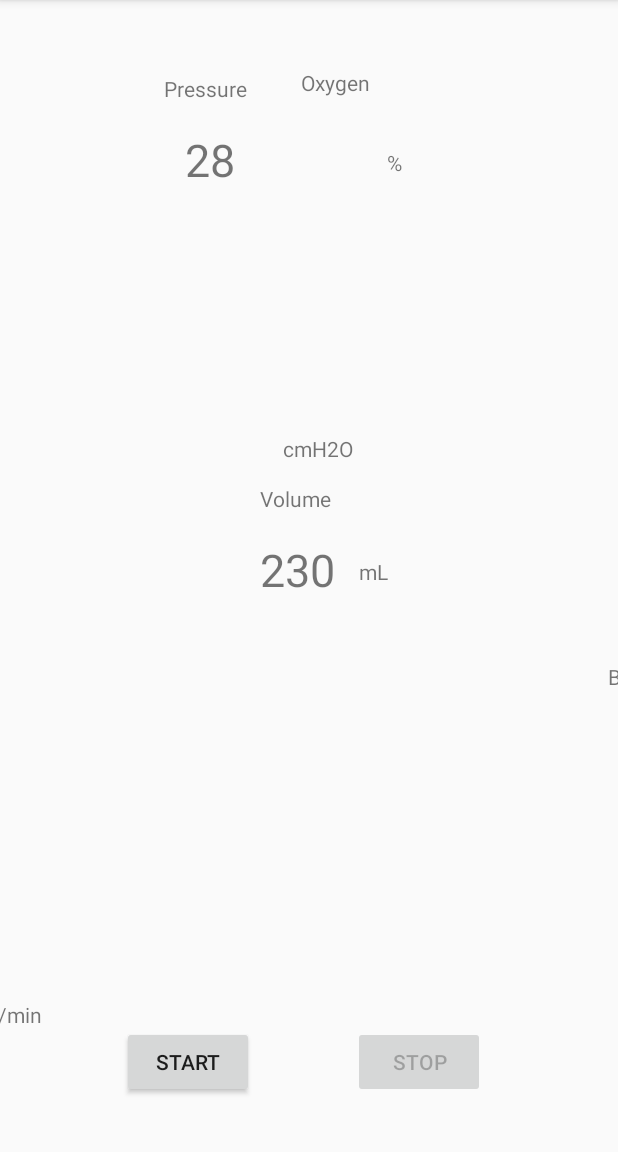
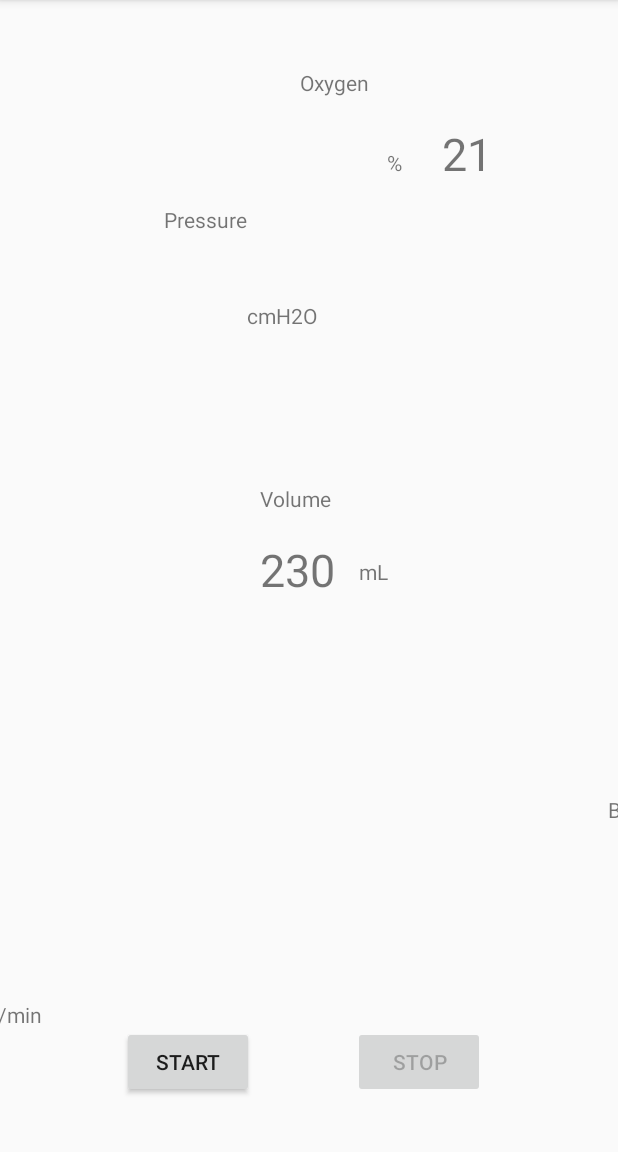
Before and after one commit to RifqiYunus/its-ventilator, an Android app: the PreviousPatient screen opened directly, with no data from a screen before it, on a phone screen of 412 x 824 dp, the part 84-1236 px from its top. Run offline under Robolectric (Android 15) with nearby library versions, the phone set to English and light mode, and no system bars; libraries missing offline, so code that uses them is left out: com.felhr.usbserial.

Commit message:
put new parameter in pressure and flow

```diff
--- a/app/src/main/java/com/covid/its/ventilator/PreviousPatient.java
+++ b/app/src/main/java/com/covid/its/ventilator/PreviousPatient.java
@@ -10,6 +10,7 @@ import android.hardware.usb.UsbDeviceConnection;
 import android.hardware.usb.UsbManager;
 import android.support.v7.app.AppCompatActivity;
 import android.os.Bundle;
+import android.text.method.ScrollingMovementMethod;
 import android.util.Log;
 import android.view.View;
 import android.widget.Button;
@@ -26,7 +27,7 @@ public class PreviousPatient extends AppCompatActivity {
 
     public final String ACTION_USB_PERMISSION = "com.covid.its.ventilator.USB_PERMISSION";
     Button startButton, stopButton;
-    TextView textView;
+    TextView textView, pressure, flow;
     UsbManager usbManager;
     UsbDevice device;
     UsbSerialDevice serialPort;
@@ -38,8 +39,16 @@ public class PreviousPatient extends AppCompatActivity {
             String data = null;
             try {
                 data = new String(arg0, "UTF-8");
-                data.concat("/n");
-                tvAppend(textView, data);
+                if (data.contains("flow")) {
+                    String flowData[] = data.split(" ");
+                    tvPut(flow, flowData[1]);
+                }
+                if (data.contains("pressure")) {
+                    String pressureData[] = data.split(" ");
+                    tvPut(pressure, pressureData[2]);
+                    tvAppend(textView,pressureData[1]+" "+pressureData[2]);
+                }
+                tvAppend(textView, data+"|");
             } catch (UnsupportedEncodingException e) {
                 e.printStackTrace();
             }
@@ -95,6 +104,8 @@ public class PreviousPatient extends AppCompatActivity {
         startButton = (Button) findViewById(R.id.buttonStart);
         stopButton = (Button) findViewById(R.id.buttonStop);
         textView = (TextView) findViewById(R.id.debugText);
+        pressure = (TextView) findViewById(R.id.pressureView);
+        flow = (TextView) findViewById(R.id.flowView);
 
         setUiEnabled(false);
         IntentFilter filter = new IntentFilter();
@@ -102,6 +113,7 @@ public class PreviousPatient extends AppCompatActivity {
         filter.addAction(UsbManager.ACTION_USB_DEVICE_ATTACHED);
         filter.addAction(UsbManager.ACTION_USB_DEVICE_DETACHED);
         registerReceiver(broadcastReceiver, filter);
+        textView.setMovementMethod(new ScrollingMovementMethod());
     }
 
     public void setUiEnabled(boolean bool) {
@@ -155,4 +167,16 @@ public class PreviousPatient extends AppCompatActivity {
             }
         });
     }
+
+    private void tvPut(TextView tv, CharSequence text) {
+        final TextView ftv = tv;
+        final CharSequence ftext = text;
+
+        runOnUiThread(new Runnable() {
+            @Override
+            public void run() {
+                ftv.setText(ftext);
+            }
+        });
+    }
 }
--- a/app/src/main/res/layout/activity_previous_patient.xml
+++ b/app/src/main/res/layout/activity_previous_patient.xml
@@ -14,8 +14,8 @@
         android:layout_height="wrap_content"
         android:layout_marginBottom="36dp"
         android:layout_marginEnd="72dp"
+        android:onClick="onClickStop"
         android:text="Stop"
-        android:onClick="onClickStop"
         app:layout_constraintBottom_toBottomOf="parent"
         app:layout_constraintEnd_toStartOf="@+id/textView18"
         app:layout_constraintStart_toEndOf="@+id/buttonStart" />
@@ -26,8 +26,8 @@
         android:layout_height="wrap_content"
         android:layout_marginBottom="36dp"
         android:layout_marginEnd="66dp"
+        android:onClick="onClickStart"
         android:text="Start"
-        android:onClick="onClickStart"
         app:layout_constraintBottom_toBottomOf="parent"
         app:layout_constraintEnd_toStartOf="@+id/buttonStop"
         app:layout_constraintStart_toEndOf="@+id/textView31" />
@@ -36,87 +36,79 @@
         android:id="@+id/textView18"
         android:layout_width="0dp"
         android:layout_height="48dp"
-        android:layout_marginBottom="32dp"
         android:layout_marginEnd="161dp"
-        android:layout_marginTop="33dp"
         android:text="5"
         android:textSize="30sp"
-        app:layout_constraintBottom_toBottomOf="@+id/buttonStop"
+        app:layout_constraintBaseline_toBaselineOf="@+id/textView28"
         app:layout_constraintEnd_toEndOf="parent"
-        app:layout_constraintStart_toEndOf="@+id/buttonStop"
-        app:layout_constraintTop_toTopOf="@+id/textView7" />
+        app:layout_constraintStart_toEndOf="@+id/buttonStop" />
 
     <TextView
         android:id="@+id/textView7"
         android:layout_width="wrap_content"
         android:layout_height="wrap_content"
-        android:layout_marginBottom="130dp"
+        android:layout_marginBottom="13dp"
         android:layout_marginStart="10dp"
-        android:layout_marginTop="131dp"
         android:text="BPM"
-        app:layout_constraintBottom_toBottomOf="parent"
-        app:layout_constraintStart_toStartOf="@+id/textView18"
-        app:layout_constraintTop_toBottomOf="@+id/textView23" />
+        app:layout_constraintBottom_toTopOf="@+id/textView18"
+        app:layout_constraintStart_toStartOf="@+id/textView18" />
 
     <TextView
         android:id="@+id/textView28"
         android:layout_width="wrap_content"
         android:layout_height="wrap_content"
+        android:layout_marginBottom="80dp"
         android:layout_marginStart="56dp"
+        android:layout_marginTop="81dp"
         android:text="Breath/min"
-        app:layout_constraintBaseline_toBaselineOf="@+id/textView18"
-        app:layout_constraintStart_toStartOf="@+id/textView18" />
+        app:layout_constraintBottom_toBottomOf="parent"
+        app:layout_constraintStart_toStartOf="@+id/textView18"
+        app:layout_constraintTop_toBottomOf="@+id/textView22" />
 
     <TextView
-        android:id="@+id/textView14"
-        android:layout_width="0dp"
-        android:layout_height="0dp"
-        android:layout_marginBottom="1dp"
-        android:layout_marginEnd="3dp"
-        android:layout_marginStart="14dp"
-        android:layout_marginTop="17dp"
-        android:text="28"
+        android:id="@+id/pressureView"
+        android:layout_width="78dp"
+        android:layout_height="51dp"
         android:textSize="30sp"
-        app:layout_constraintBottom_toBottomOf="@+id/textView"
+        app:layout_constraintBottom_toTopOf="@+id/textView"
         app:layout_constraintEnd_toStartOf="@+id/textView"
-        app:layout_constraintStart_toStartOf="@+id/textView24"
-        app:layout_constraintTop_toBottomOf="@+id/textView24" />
+        app:layout_constraintTop_toTopOf="@+id/textView" />
 
     <TextView
         android:id="@+id/textView24"
         android:layout_width="wrap_content"
         android:layout_height="wrap_content"
-        android:layout_marginBottom="49dp"
-        android:layout_marginEnd="24dp"
+        android:layout_marginBottom="19dp"
         android:layout_marginStart="109dp"
-        android:layout_marginTop="49dp"
         android:text="Pressure"
-        app:layout_constraintBottom_toBottomOf="@+id/textView30"
+        app:layout_constraintBottom_toTopOf="@+id/pressureView"
         app:layout_constraintEnd_toStartOf="@+id/textView"
-        app:layout_constraintStart_toStartOf="parent"
-        app:layout_constraintTop_toTopOf="parent" />
+        app:layout_constraintStart_toStartOf="parent" />
 
     <TextView
         android:id="@+id/textView"
         android:layout_width="wrap_content"
         android:layout_height="wrap_content"
-        android:layout_marginBottom="7dp"
-        android:layout_marginEnd="52dp"
+        android:layout_marginBottom="14dp"
+        android:layout_marginEnd="77dp"
+        android:layout_marginTop="14dp"
         android:text="cmH2O"
-        app:layout_constraintBottom_toBottomOf="@+id/debugText"
+        app:layout_constraintBottom_toTopOf="@+id/textView13"
         app:layout_constraintEnd_toStartOf="@+id/debugText"
-        app:layout_constraintStart_toEndOf="@+id/textView24" />
+        app:layout_constraintStart_toEndOf="@+id/textView24"
+        app:layout_constraintTop_toTopOf="@+id/textView30" />
 
     <TextView
         android:id="@+id/textView23"
-        android:layout_width="0dp"
+        android:layout_width="66dp"
         android:layout_height="50dp"
-        android:layout_marginStart="2dp"
+        android:layout_marginEnd="58dp"
+        android:layout_marginStart="57dp"
         android:text="21"
         android:textSize="30sp"
         app:layout_constraintBaseline_toBaselineOf="@+id/textView30"
-        app:layout_constraintEnd_toStartOf="@+id/textView30"
-        app:layout_constraintStart_toStartOf="@+id/textView18" />
+        app:layout_constraintEnd_toEndOf="@+id/textView28"
+        app:layout_constraintStart_toEndOf="@+id/debugText" />
 
     <TextView
         android:id="@+id/textView30"
@@ -133,7 +125,7 @@
         android:id="@+id/textView12"
         android:layout_width="wrap_content"
         android:layout_height="wrap_content"
-        android:layout_marginEnd="11dp"
+        android:layout_marginEnd="12dp"
         android:layout_marginTop="45dp"
         android:text="Oxygen"
         app:layout_constraintEnd_toStartOf="@+id/textView30"
@@ -141,14 +133,13 @@
         app:layout_constraintTop_toTopOf="parent" />
 
     <TextView
-        android:id="@+id/textView21"
+        android:id="@+id/flowView"
         android:layout_width="0dp"
         android:layout_height="50dp"
-        android:layout_marginBottom="68dp"
         android:layout_marginStart="135dp"
         android:text="15"
         android:textSize="30sp"
-        app:layout_constraintBottom_toBottomOf="parent"
+        app:layout_constraintBaseline_toBaselineOf="@+id/textView31"
         app:layout_constraintEnd_toStartOf="@+id/textView31"
         app:layout_constraintStart_toStartOf="parent" />
 
@@ -156,11 +147,12 @@
         android:id="@+id/textView31"
         android:layout_width="wrap_content"
         android:layout_height="wrap_content"
+        android:layout_marginBottom="46dp"
         android:layout_marginEnd="54dp"
         android:text="L/min"
-        app:layout_constraintBaseline_toBaselineOf="@+id/textView21"
+        app:layout_constraintBottom_toBottomOf="@+id/buttonStart"
         app:layout_constraintEnd_toStartOf="@+id/buttonStart"
-        app:layout_constraintStart_toEndOf="@+id/textView21" />
+        app:layout_constraintStart_toEndOf="@+id/flowView" />
 
     <TextView
         android:id="@+id/textView11"
@@ -169,8 +161,8 @@
         android:layout_marginBottom="17dp"
         android:layout_marginEnd="18dp"
         android:text="Flow Rate"
-        app:layout_constraintBottom_toTopOf="@+id/textView21"
-        app:layout_constraintEnd_toEndOf="@+id/textView21" />
+        app:layout_constraintBottom_toTopOf="@+id/flowView"
+        app:layout_constraintEnd_toEndOf="@+id/flowView" />
 
     <TextView
         android:id="@+id/textView22"
@@ -208,6 +200,8 @@
         android:layout_marginBottom="26dp"
         android:layout_marginEnd="65dp"
         android:layout_marginTop="17dp"
+        android:scrollbarAlwaysDrawVerticalTrack="true"
+        android:scrollbars="vertical"
         app:layout_constraintBottom_toBottomOf="@+id/textView13"
         app:layout_constraintEnd_toStartOf="@+id/textView12"
         app:layout_constraintStart_toEndOf="@+id/textView"
```
